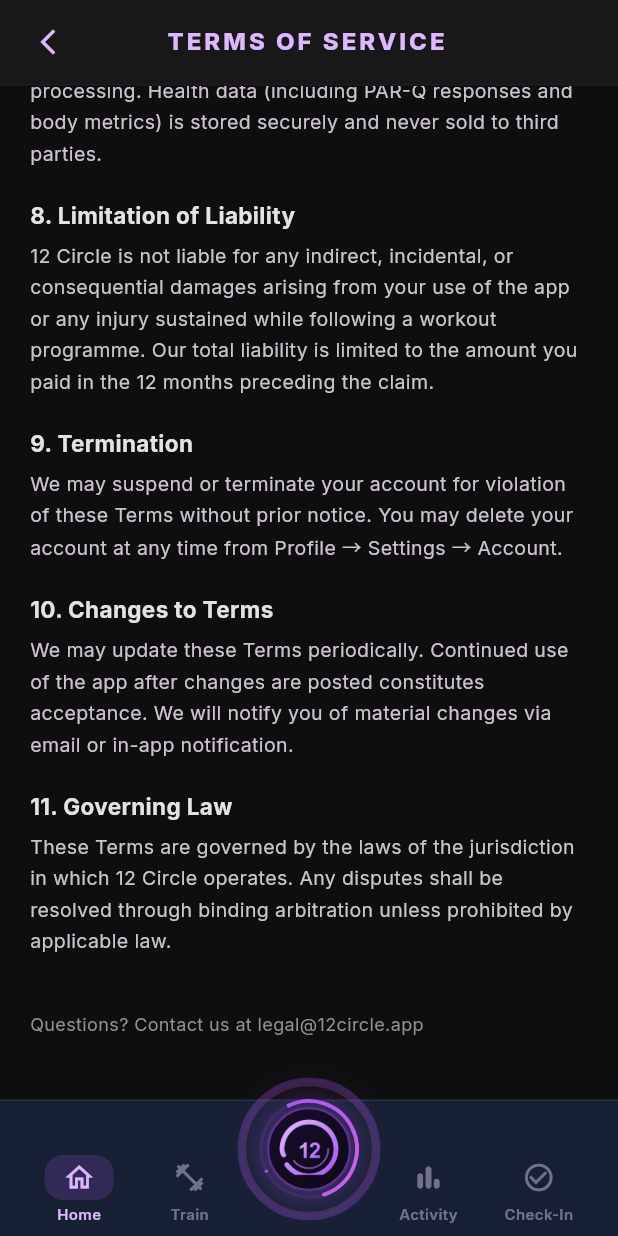
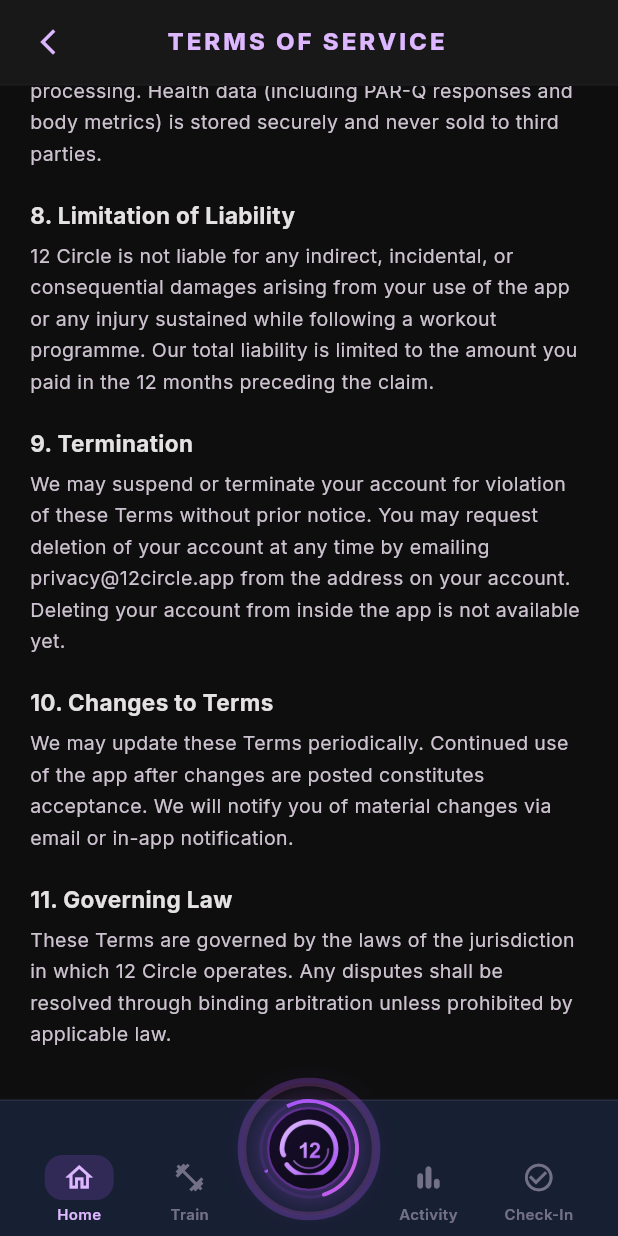
Before and after one commit to akutonsol/12circlefitness, a Flutter app: the TermsOfServiceScreen screen opened by its route, scrolled down 1152 dp, on a phone screen of 412 x 824 dp. Run offline on Flutter 3.47's test engine with Material 3 defaults, Android fonts, the phone set to English and light mode, and no system bars; our stand-ins replace audioplayers, cached_network_image, dio, flutter_animate, flutter_local_notifications, flutter_riverpod and 6 more; missing offline and left inert: dart:html, dart:ui_web, mobile_scanner, record; accounts and stored records are empty.

Commit message:
fix(UIX-2): the Terms still claimed in-app account deletion; guard was blind to it
UIX-2's text half corrected the help centre and Privacy Policy, but Terms
of Service §9 still said "You may delete your account at any time from
Profile → Settings → Account." The feature does not exist (App Store
5.1.1(v)). account_deletion_claims_test stayed green because its pattern
"delete your account from Profile" cannot match "…at any time from…", and
the claim was split across two adjacent Dart string literals, which a
raw-source regex never sees joined.

- Terms §9 now uses the owner-authorized wording already in the Privacy
  Policy (request by email to privacy@12circle.app; in-app deletion not
  available yet) — the correction W1-B6 authorized, extended to the one
  screen it missed.
- Guard: adjacent literals are joined before matching; a new pattern
  covers "delete your account … from/in/via Profile|Settings"; the
  Terms joins the "still tells the user how" list, so deleting the
  sentence cannot pass.

Mutation evidence: BEFORE, the strengthened guard flags exactly the
Terms. Split claim restored WITHOUT literal-joining -> guard passes
(blind; the join is load-bearing); WITH joining -> fails. Restored ->
3/3. Full suite 856 passed / 9 skipped / 0 failed; analyzer unchanged.

Co-Authored-By: Claude Opus 5.5 <noreply@anthropic.com>
Claude-Session: https://claude.ai/code/session_01BJFy4n13YnWKeX3vAfZt2C

```diff
--- a/apps/mobile/lib/features/settings/presentation/terms_of_service_screen.dart
+++ b/apps/mobile/lib/features/settings/presentation/terms_of_service_screen.dart
@@ -86,8 +86,9 @@ class TermsOfServiceScreen extends StatelessWidget {
               'amount you paid in the 12 months preceding the claim.'),
             _section('9. Termination',
               'We may suspend or terminate your account for violation of these Terms '
-              'without prior notice. You may delete your account at any time from '
-              'Profile → Settings → Account.'),
+              'without prior notice. You may request deletion of your account at any '
+              'time by emailing privacy@12circle.app from the address on your account. '
+              'Deleting your account from inside the app is not available yet.'),
             _section('10. Changes to Terms',
               'We may update these Terms periodically. Continued use of the app after '
               'changes are posted constitutes acceptance. We will notify you of material '
```
Also changed, not shown: 1 other file.
